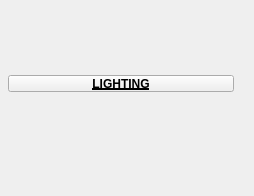
First picture: the form in tentacle/ui/uiLevel_3/lighting.ui, repository m3trik/tentacle, before the edit.
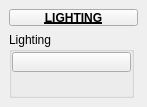
Second picture: the form after the edit. Custom widgets are drawn as their Qt base class.

Patch:
```diff
--- a/tentacle/ui/uiLevel_3/lighting.ui
+++ b/tentacle/ui/uiLevel_3/lighting.ui
@@ -9,13 +9,13 @@
    <rect>
     <x>0</x>
     <y>0</y>
-    <width>254</width>
-    <height>196</height>
+    <width>147</width>
+    <height>107</height>
    </rect>
   </property>
   <property name="minimumSize">
    <size>
-    <width>120</width>
+    <width>0</width>
     <height>0</height>
    </size>
   </property>
@@ -38,38 +38,8 @@
    <set>QMainWindow::AllowNestedDocks|QMainWindow::AllowTabbedDocks|QMainWindow::AnimatedDocks|QMainWindow::ForceTabbedDocks</set>
   </property>
   <widget class="QWidget" name="mainWindow">
-   <widget class="QWidget" name="layoutWidget_2">
-    <property name="geometry">
-     <rect>
-      <x>8</x>
-      <y>6</y>
-      <width>226</width>
-      <height>156</height>
-     </rect>
-    </property>
-    <layout class="QGridLayout" name="gridLayout_2">
-     <property name="spacing">
-      <number>0</number>
-     </property>
-     <item row="1" column="1" colspan="2">
-      <layout class="QHBoxLayout" name="horizontalLayout">
-       <item>
-        <layout class="QVBoxLayout" name="verticalLayout">
-         <property name="spacing">
-          <number>0</number>
-         </property>
-        </layout>
-       </item>
-       <item>
         <layout class="QVBoxLayout" name="verticalLayout_2">
-         <property name="spacing">
-          <number>0</number>
-         </property>
-        </layout>
-       </item>
-      </layout>
-     </item>
-     <item row="0" column="1" colspan="2">
+    <item>
       <widget class="PushButtonDraggable" name="draggable_header">
        <property name="minimumSize">
         <size>
@@ -98,8 +68,97 @@
        </property>
       </widget>
      </item>
-    </layout>
-   </widget>
+    <item>
+     <layout class="QVBoxLayout" name="verticalLayout">
+      <property name="spacing">
+       <number>0</number>
+      </property>
+      <item>
+       <widget class="QGroupBox" name="groupBox">
+        <property name="enabled">
+         <bool>true</bool>
+        </property>
+        <property name="minimumSize">
+         <size>
+          <width>125</width>
+          <height>0</height>
+         </size>
+        </property>
+        <property name="maximumSize">
+         <size>
+          <width>125</width>
+          <height>999</height>
+         </size>
+        </property>
+        <property name="title">
+         <string>Lighting</string>
+        </property>
+        <layout class="QVBoxLayout" name="verticalLayout_3">
+         <property name="spacing">
+          <number>0</number>
+         </property>
+         <property name="leftMargin">
+          <number>0</number>
+         </property>
+         <property name="topMargin">
+          <number>0</number>
+         </property>
+         <property name="rightMargin">
+          <number>0</number>
+         </property>
+         <property name="bottomMargin">
+          <number>0</number>
+         </property>
+         <item>
+          <widget class="PushButton" name="tb001">
+           <property name="enabled">
+            <bool>true</bool>
+           </property>
+           <property name="minimumSize">
+            <size>
+             <width>0</width>
+             <height>20</height>
+            </size>
+           </property>
+           <property name="maximumSize">
+            <size>
+             <width>999</width>
+             <height>20</height>
+            </size>
+           </property>
+           <property name="toolTip">
+            <string/>
+           </property>
+           <property name="text">
+            <string/>
+           </property>
+           <property name="iconSize">
+            <size>
+             <width>18</width>
+             <height>18</height>
+            </size>
+           </property>
+          </widget>
+         </item>
+         <item>
+          <spacer name="verticalSpacer">
+           <property name="orientation">
+            <enum>Qt::Vertical</enum>
+           </property>
+           <property name="sizeHint" stdset="0">
+            <size>
+             <width>20</width>
+             <height>40</height>
+            </size>
+           </property>
+          </spacer>
+         </item>
+        </layout>
+       </widget>
+      </item>
+     </layout>
+    </item>
+   </layout>
   </widget>
  </widget>
  <customwidgets>
@@ -108,6 +167,11 @@
    <extends>QPushButton</extends>
    <header>widgets.pushbuttondraggable.h</header>
   </customwidget>
+  <customwidget>
+   <class>PushButton</class>
+   <extends>QPushButton</extends>
+   <header>widgets.pushbutton.h</header>
+  </customwidget>
  </customwidgets>
  <resources/>
  <connections/>
```
Lines whose indentation alone changed are shown as unchanged.
